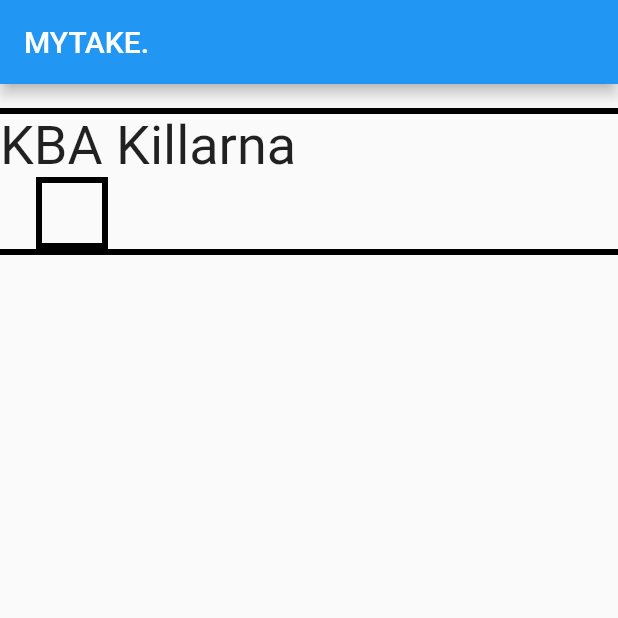
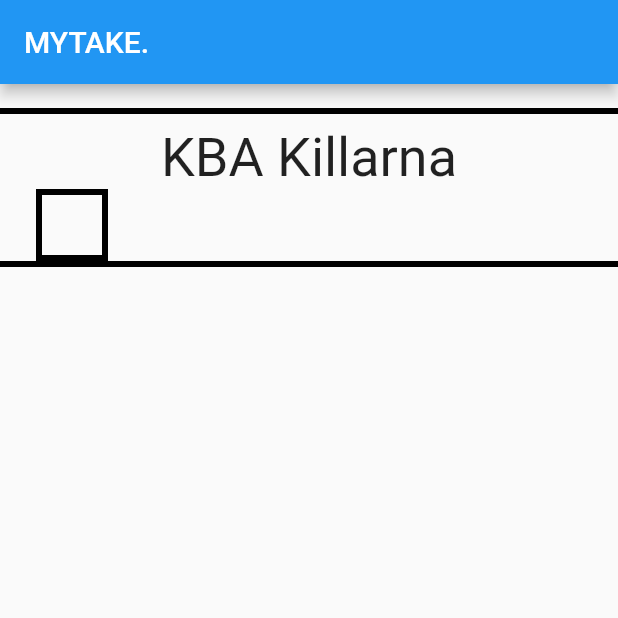
Before and after one commit to Martenere/mytakeapp, a Flutter app: the screen it shows after launch, on a phone screen of 412 x 824 dp, the top half of it. Run offline on Flutter 3.47's test engine with Material 2 defaults, Android fonts, the phone set to English and light mode, and no system bars; Roboto replaces fonts that are missing (PTMono).

Commit message:
Update HomeScreen.dart

```diff
--- a/lib/Screens/HomeScreen.dart
+++ b/lib/Screens/HomeScreen.dart
@@ -30,13 +30,16 @@ class GroupPane extends StatelessWidget {
       decoration: boxFullstyling,
       child: Column(
         children: [
+          SizedBox(
+            height: 8,
+          ),
           Row(
+            mainAxisAlignment: MainAxisAlignment.center,
             children: [
-              Center(
-                  child: Text(
+              Text(
                 "KBA Killarna",
                 style: defaultText,
-              ))
+              )
             ],
           ),
           Row(
```
